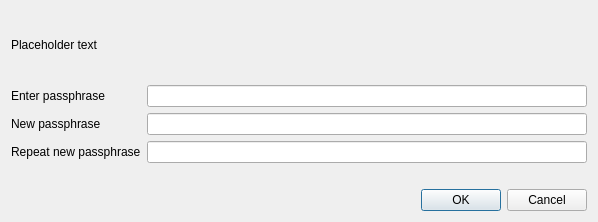
Old version of the form src/qt/forms/askpassphrasedialog.ui in the repository nkpatro/CatcoinRelease.
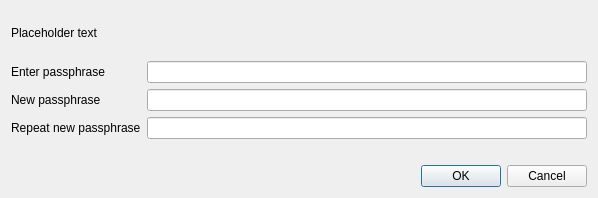
New version of the form.

Diff of the .ui file:
```diff
--- a/src/qt/forms/askpassphrasedialog.ui
+++ b/src/qt/forms/askpassphrasedialog.ui
@@ -7,7 +7,7 @@
     <x>0</x>
     <y>0</y>
     <width>598</width>
-    <height>222</height>
+    <height>198</height>
    </rect>
   </property>
   <property name="sizePolicy">
```
Left out of the diff: 16 changed lines with no effect on the pictures.
